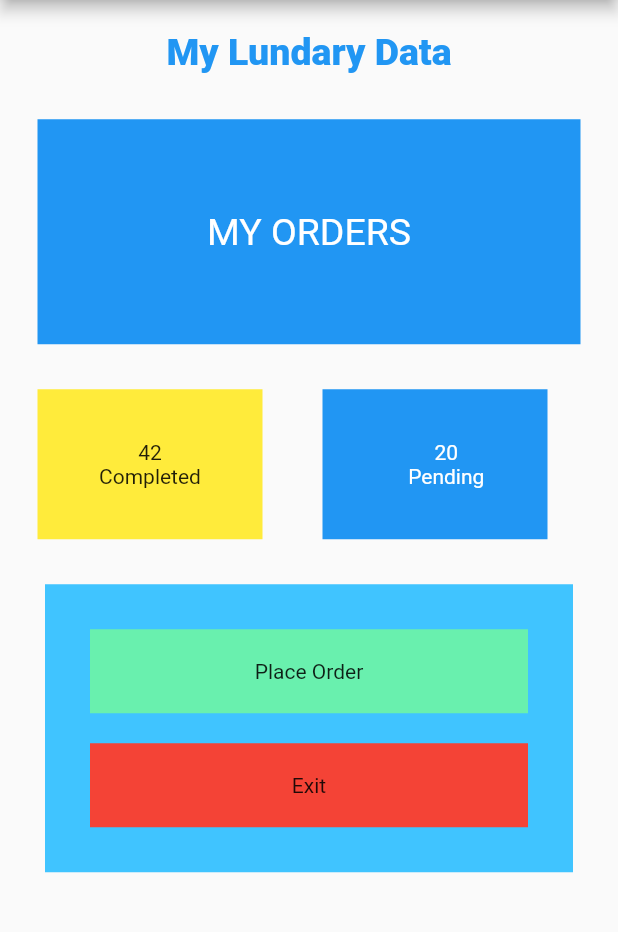
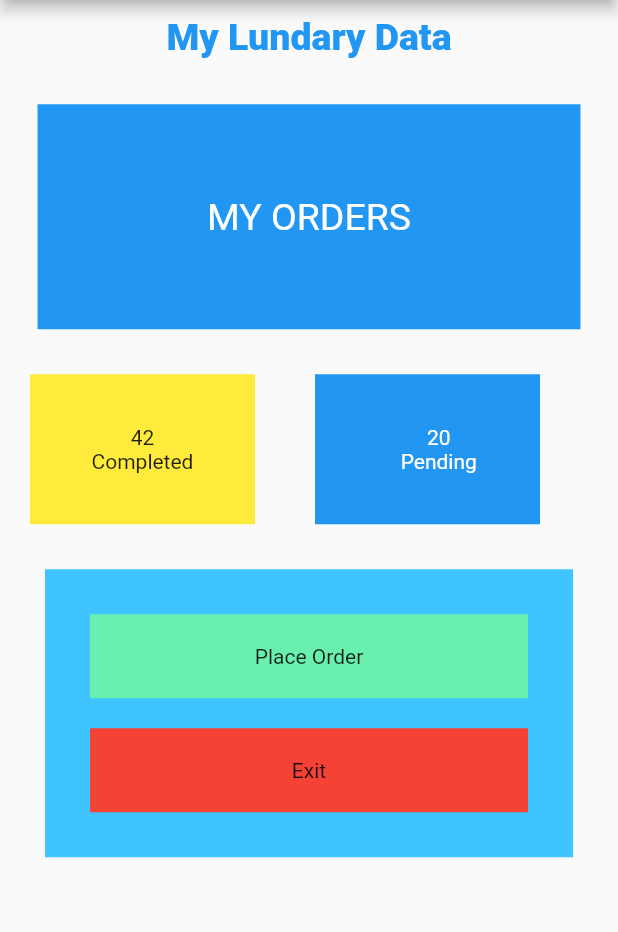
Before and after one commit to omofurhobo1/ilundary-app, a Flutter app: the screen it shows after launch, on a phone screen of 412 x 824 dp, the part 84-1016 px from its top. Run offline on Flutter 3.47's test engine with Material 2 defaults, Android fonts, the phone set to English and light mode, and no system bars.

```diff
--- a/lib/main.dart
+++ b/lib/main.dart
@@ -1,5 +1,6 @@
 import 'package:flutter/material.dart';
-import 'package:ilundry/lundary_data.dart';
+import 'package:flutter/services.dart';
+import 'package:ilundry/PlaceOrder.dart';
 
 void main() {
   runApp(const MyApp());
@@ -10,15 +11,25 @@ class MyApp extends StatelessWidget {
 
   @override
   Widget build(BuildContext context) {
-    return MaterialApp(
-      home: Scaffold(
+    return const MaterialApp(
+      home: HomePage(),
+    );
+  }
+}
+
+class HomePage extends StatelessWidget {
+  const HomePage({super.key});
+
+  @override
+  Widget build(BuildContext context) {
+    return Scaffold(
       appBar: AppBar(
         centerTitle: true,
         title: const Text("iLundary"),
       ),
       drawer: const Drawer(),
-        body: Column(children: [
-          const SizedBox(height: 20.5),
+      body: Column(children: const [
+        SizedBox(height: 10.5),
         Center(
           child: Text(
             "My Lundary Data",
@@ -28,11 +39,10 @@ class MyApp extends StatelessWidget {
                 color: Colors.blue),
           ),
         ),
-          const MyOrder(),
+        MyOrder(),
         StatData(),
         CustomStack(),
       ]),
-      ),
     );
   }
 }
@@ -63,32 +73,32 @@ class StatData extends StatelessWidget {
   Widget build(BuildContext context) {
     return Row(
       children: [
-        SizedBox(
-          width: 25.0,
+        const SizedBox(
+          width: 20.0,
         ),
         Container(
-          child: Center(
+          height: 100,
+          width: 150,
+          color: Colors.yellow,
+          margin: const EdgeInsets.only(top: 30),
+          child: const Center(
               child: Text(
             '42\nCompleted',
             textAlign: TextAlign.center,
           )),
-          height: 100,
-          width: 150,
-          color: Colors.yellow,
-          margin: const EdgeInsets.only(top: 30),
         ),
         Container(
           margin: const EdgeInsets.only(top: 30, left: 40.0),
-          padding: EdgeInsets.only(left: 15.0),
-          child: Center(
+          padding: const EdgeInsets.only(left: 15.0),
+          height: 100,
+          width: 150,
+          color: Colors.blue,
+          child: const Center(
               child: Text(
             '20\nPending',
             textAlign: TextAlign.center,
             style: TextStyle(color: Colors.white),
           )),
-          height: 100,
-          width: 150,
-          color: Colors.blue,
         )
       ],
     );
@@ -109,18 +119,31 @@ class CustomStack extends StatelessWidget {
           color: Colors.lightBlueAccent,
           child: Column(
             children: [
-              Container(
+              GestureDetector(
+                onTap: () {
+                  Navigator.push(
+                    context,
+                    MaterialPageRoute(builder: (context) => const PlaceOrder()),
+                  );
+                },
+                child: Container(
                   width: double.infinity,
                   color: Colors.greenAccent,
                   padding: const EdgeInsets.all(20),
                   child: const Center(child: Text("Place Order")),
                 ),
+              ),
               const SizedBox(height: 20.0),
-              Container(
+              GestureDetector(
+                onTap: () {
+                  SystemNavigator.pop();
+                },
+                child: Container(
                   width: double.infinity,
                   color: Colors.red,
                   padding: const EdgeInsets.all(20),
                   child: const Center(child: Text("Exit")),
+                ),
               ),
             ],
           ),
```
Also changed, not shown: lib/PlaceOrder.dart (added, +94 -0 lines). Lines whose indentation alone changed are shown as unchanged.
